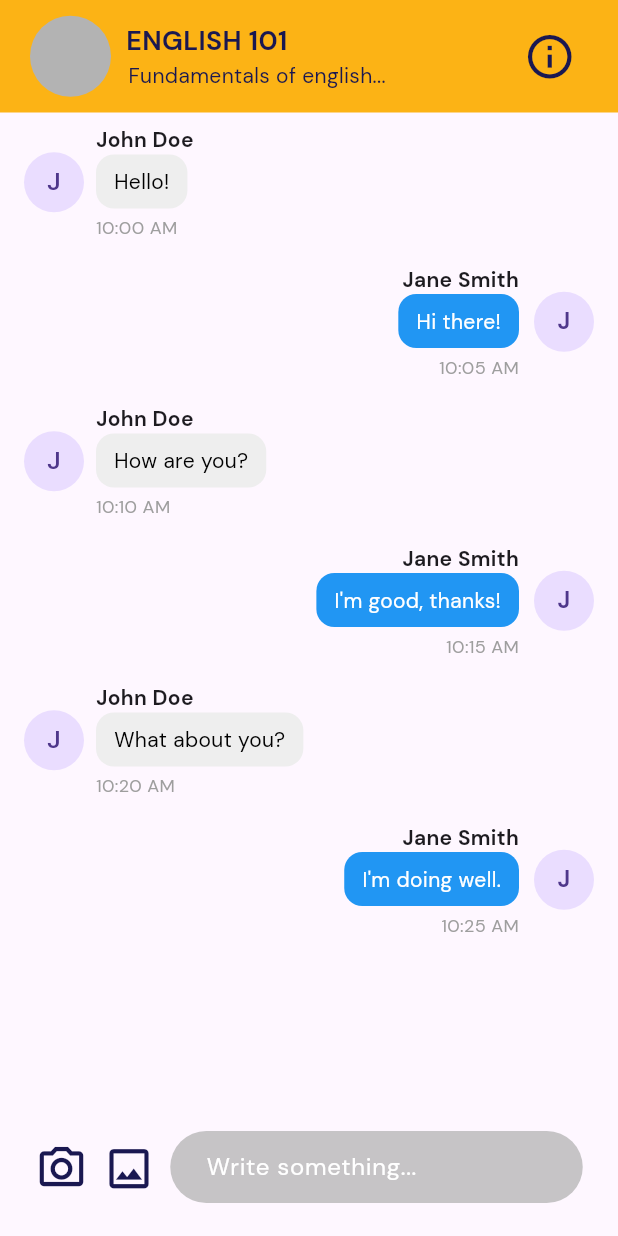
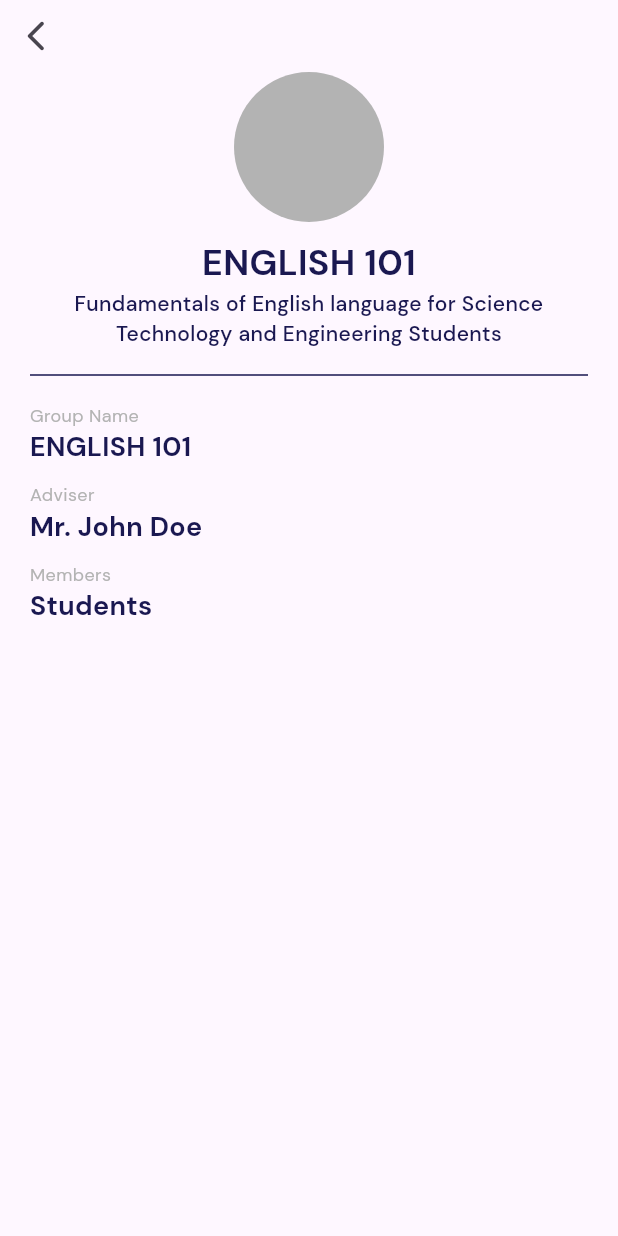
Before and after one commit to lansoyyy/school_systems, a Flutter app: the ChatPage screen opened directly, after a tap on the "info outline" icon, on a phone screen of 412 x 824 dp. Run offline on Flutter 3.47's test engine with Material 3 defaults, Android fonts, the light colour scheme and no system bars; our stand-ins replace fluttertoast, salomon_bottom_bar; missing offline and left inert: flutter_calendar_week, flutter_neat_and_clean_calendar.

Commit message:
added chat info page

```diff
--- /dev/null
+++ b/lib/screens/tabs/chats/chat_info_page.dart
@@ -0,0 +1,120 @@
+import 'package:flutter/material.dart';
+import 'package:school_systems/utlis/colors.dart';
+import 'package:school_systems/widgets/text_widget.dart';
+
+class ChatInfoPage extends StatelessWidget {
+  const ChatInfoPage({super.key});
+
+  @override
+  Widget build(BuildContext context) {
+    return Scaffold(
+      body: SafeArea(
+        child: Column(
+          crossAxisAlignment: CrossAxisAlignment.start,
+          children: [
+            Align(
+              alignment: Alignment.topLeft,
+              child: IconButton(
+                onPressed: () {
+                  Navigator.pop(context);
+                },
+                icon: const Icon(
+                  Icons.arrow_back_ios_new_rounded,
+                ),
+              ),
+            ),
+            Center(
+              child: CircleAvatar(
+                minRadius: 50,
+                maxRadius: 50,
+                backgroundColor: grey,
+              ),
+            ),
+            const SizedBox(
+              height: 10,
+            ),
+            Center(
+              child: TextWidget(
+                text: 'ENGLISH 101',
+                fontSize: 24,
+                fontFamily: 'Bold',
+                color: primary,
+              ),
+            ),
+            Padding(
+              padding: const EdgeInsets.only(left: 20, right: 20),
+              child: TextWidget(
+                maxLines: 5,
+                text:
+                    'Fundamentals of English language for Science Technology and Engineering Students',
+                fontSize: 14,
+                fontFamily: 'Medium',
+                color: primary,
+              ),
+            ),
+            const SizedBox(
+              height: 10,
+            ),
+            Padding(
+              padding: const EdgeInsets.only(left: 20, right: 20),
+              child: Divider(
+                color: primary,
+              ),
+            ),
+            const SizedBox(
+              height: 10,
+            ),
+            Padding(
+              padding: const EdgeInsets.only(left: 20, right: 20),
+              child: Column(
+                crossAxisAlignment: CrossAxisAlignment.start,
+                mainAxisAlignment: MainAxisAlignment.start,
+                children: [
+                  TextWidget(
+                    text: 'Group Name',
+                    fontSize: 12,
+                    color: grey,
+                  ),
+                  TextWidget(
+                    text: 'ENGLISH 101',
+                    fontSize: 18,
+                    color: primary,
+                    fontFamily: 'Bold',
+                  ),
+                  const SizedBox(
+                    height: 10,
+                  ),
+                  TextWidget(
+                    text: 'Adviser',
+                    fontSize: 12,
+                    color: grey,
+                  ),
+                  TextWidget(
+                    text: 'Mr. John Doe',
+                    fontSize: 18,
+                    color: primary,
+                    fontFamily: 'Bold',
+                  ),
+                  const SizedBox(
+                    height: 10,
+                  ),
+                  TextWidget(
+                    text: 'Members',
+                    fontSize: 12,
+                    color: grey,
+                  ),
+                  TextWidget(
+                    text: 'Students',
+                    fontSize: 18,
+                    color: primary,
+                    fontFamily: 'Bold',
+                  ),
+                ],
+              ),
+            ),
+          ],
+        ),
+      ),
+    );
+  }
+}
--- a/lib/screens/tabs/chats/chat_page.dart
+++ b/lib/screens/tabs/chats/chat_page.dart
@@ -2,6 +2,7 @@ import 'package:flutter/cupertino.dart';
 import 'package:flutter/material.dart';
 import 'package:flutter/widgets.dart';
 import 'package:school_systems/models/chat_model.dart';
+import 'package:school_systems/screens/tabs/chats/chat_info_page.dart';
 import 'package:school_systems/utlis/colors.dart';
 import 'package:school_systems/widgets/text_widget.dart';
 import 'package:school_systems/widgets/textfield_widget.dart';
@@ -108,7 +109,10 @@ class _ChatPageState extends State<ChatPage> {
                       ),
                     ),
                     IconButton(
-                      onPressed: () {},
+                      onPressed: () {
+                        Navigator.of(context).push(MaterialPageRoute(
+                            builder: (context) => const ChatInfoPage()));
+                      },
                       icon: Icon(
                         Icons.info_outline,
                         color: primary,
```
